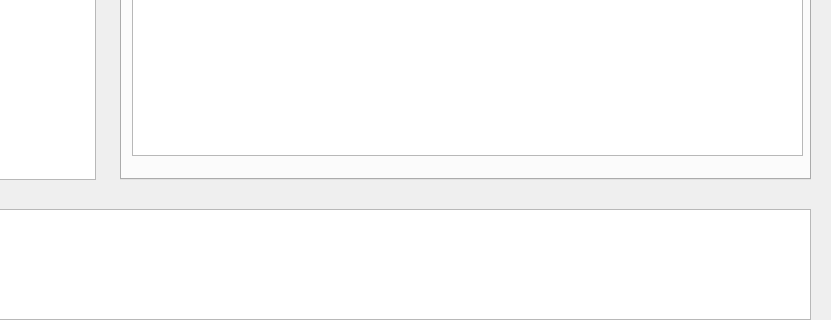
Before: the Qt Designer form org/orgview.ui in relefebvre/organizer, drawn with Qt 5; both pictures show x 169 to 1000 and y 230 to 550 of the 1000 by 759 pixel window.
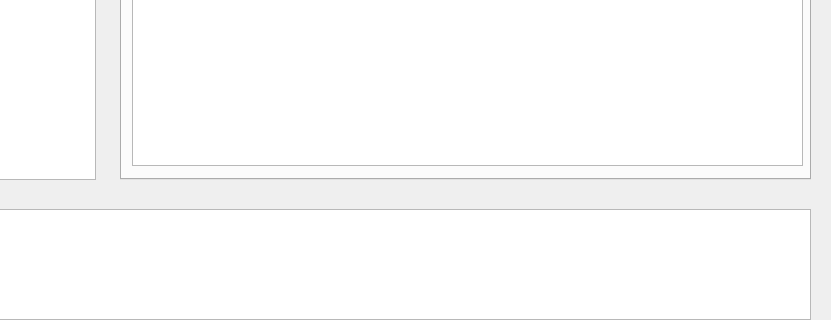
After: the same form once the commit is applied.

Diff of the .ui file:
```diff
--- a/org/orgview.ui
+++ b/org/orgview.ui
@@ -85,7 +85,7 @@
          <x>10</x>
          <y>70</y>
          <width>671</width>
-         <height>221</height>
+         <height>231</height>
         </rect>
        </property>
        <property name="selectionMode">
```
